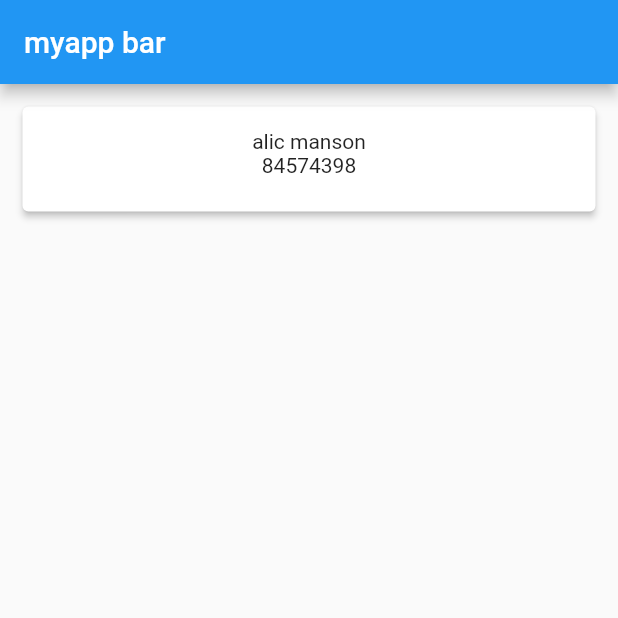
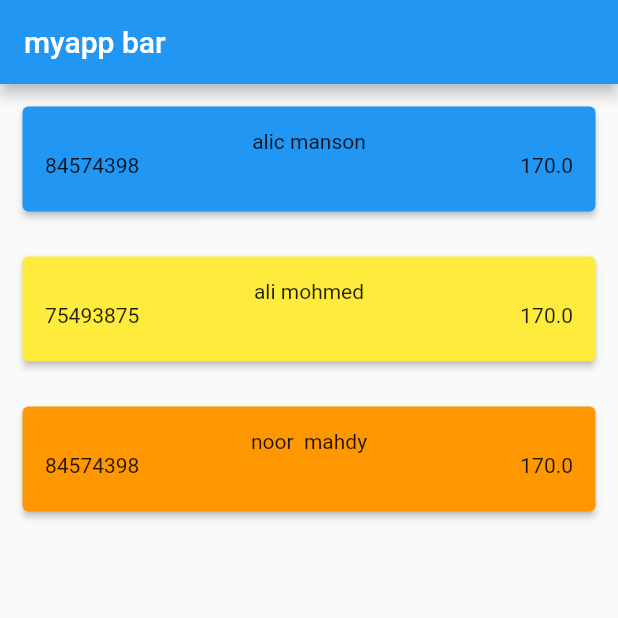
Before and after one commit to osamax2009/newcourseproject, a Flutter app: the screen it shows after launch, on a phone screen of 412 x 824 dp, the top half of it. Run offline on Flutter 3.47's test engine with Material 2 defaults, Android fonts, the phone set to English and light mode, and no system bars.

Commit message:
new Commit

```diff
--- a/lib/Screens/HomeSceen.dart
+++ b/lib/Screens/HomeSceen.dart
@@ -6,8 +6,13 @@ import '../Models/Person.dart';
 class HomeScreen extends StatelessWidget {
    HomeScreen({Key? key}) : super(key: key);
 
-  Person myPerson = Person("84574398", "alic manson", 170, Colors.blue);
 
+  var myList =[
+   Person("84574398", "alic manson", 170, Colors.blue),
+   Person("75493875", "ali mohmed", 170, Colors.yellow),
+   Person("84574398", "noor  mahdy", 170, Colors.orange)
+
+  ];
 
 
 
@@ -23,22 +28,33 @@ class HomeScreen extends StatelessWidget {
           children: [
 
 
-              Card(
+              ...myList.map(
+                      (myPerson) => Card(
+                        color: myPerson.pClass,
                         margin: EdgeInsets.all(15),
                         elevation: 2,
                         child: Container(
+                            alignment: Alignment.centerLeft,
                             margin: EdgeInsets.all(15),
                             height: 40,
                             width: double.infinity,
                             child: Column(
                               children: [
                                 Text(myPerson.name),
+                                Row(
+                                  mainAxisAlignment: MainAxisAlignment.spaceBetween,
+                                  children: [
                                     Text(myPerson.id),
+                                    Text(myPerson.height.toString()),
+                                  ],
+                                )
                               ],
                             )
 
                         ),
                       )
+              ).toList()
+
 
 
           ],
```
Lines whose indentation alone changed are shown as unchanged.
